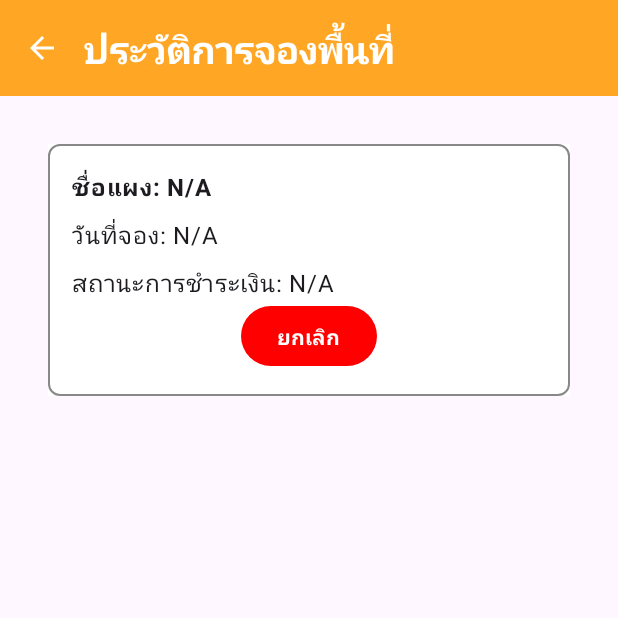
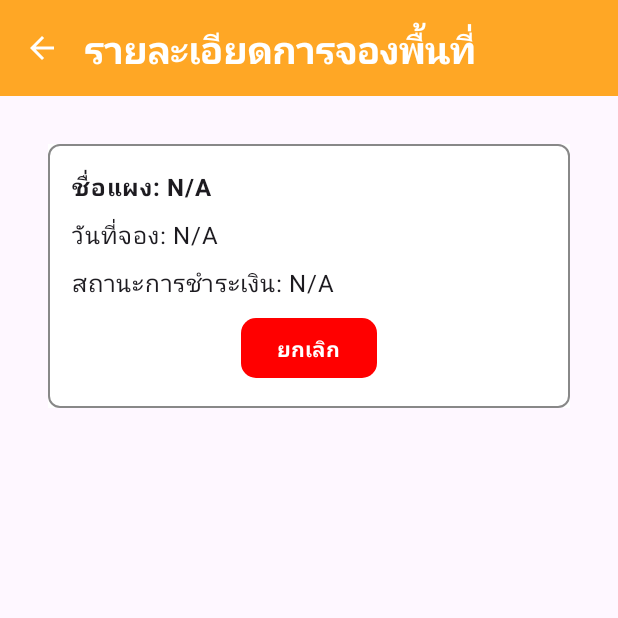
Before and after one commit to pondforwork/market_frontend, an Android app built with Jetpack Compose: the HistoryDetailActivity screen opened directly, with no data from a screen before it, on a phone screen of 412 x 824 dp, the top half of it. Run offline under Robolectric (Android 15) with nearby library versions, the phone set to English and light mode, and no system bars.

Commit message:
ปรับปุ่มให้เป็นสี่เหลี่ยม

```diff
--- a/app/src/main/java/com/example/marketbooking/view/history/HistoryDetailActivity.kt
+++ b/app/src/main/java/com/example/marketbooking/view/history/HistoryDetailActivity.kt
@@ -57,12 +57,10 @@ class HistoryDetailActivity : ComponentActivity() {
     override fun onCreate(savedInstanceState: Bundle?) {
         super.onCreate(savedInstanceState)
         setContent {
-
             // Get Detail ที่นี่
 //            LaunchedEffect(Unit) {
 //
 //            }
-
             scope = rememberCoroutineScope()
             val context = LocalContext.current // Add context
             isLoading = remember { mutableStateOf(false) }
@@ -85,7 +83,7 @@ class HistoryDetailActivity : ComponentActivity() {
                             titleContentColor = Color.White
                         ),
                         title = {
-                            Text("ประวัติการจองพื้นที่", style = MaterialTheme.typography.headlineSmall.copy(color = Color.White, fontSize = 25.sp, fontWeight = FontWeight.Bold))
+                            Text("รายละเอียดการจองพื้นที่", style = MaterialTheme.typography.headlineSmall.copy(color = Color.White, fontSize = 25.sp, fontWeight = FontWeight.Bold))
                         },
                         navigationIcon = {
                             IconButton(onClick = { finish() }) {
@@ -131,11 +129,7 @@ class HistoryDetailActivity : ComponentActivity() {
                                     text = "สถานะการชำระเงิน: ${historys.firstOrNull()?.status?.let { getThaiStatus(it) } ?: "N/A"}",
                                     style = MaterialTheme.typography.bodyLarge
                                 )
-                                // Test
-//                                if (historys.firstOrNull()?.status == "pending") {
-//                                    Spacer(modifier = Modifier.height(8.dp))
-
-                                    // ใช้ Row + Arrangement.End เพื่อให้ปุ่มไปอยู่ด้านขวา
+                                Spacer(modifier = Modifier.height(8.dp))
                                 Row(
                                     modifier = Modifier.fillMaxWidth(),
                                     horizontalArrangement = Arrangement.Center
@@ -145,15 +139,15 @@ class HistoryDetailActivity : ComponentActivity() {
                                         colors = ButtonDefaults.buttonColors(
                                             containerColor = Color.Red,
                                             contentColor = Color.White
-                                            )
+                                        ),
+                                        shape = RoundedCornerShape(10.dp)
                                     ) {
                                         Text(
                                             text = "ยกเลิก",
-                                                fontWeight = FontWeight.Bold // ทำให้ตัวหนา
+                                            fontWeight = FontWeight.Bold
                                         )
                                     }
                                 }
-                                //}
                             }
                         }
                     }
```
Lines whose indentation alone changed are shown as unchanged.
